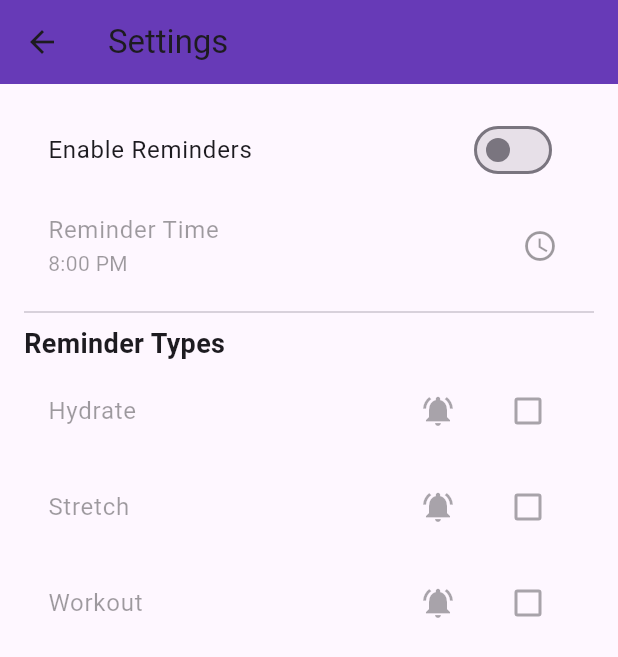
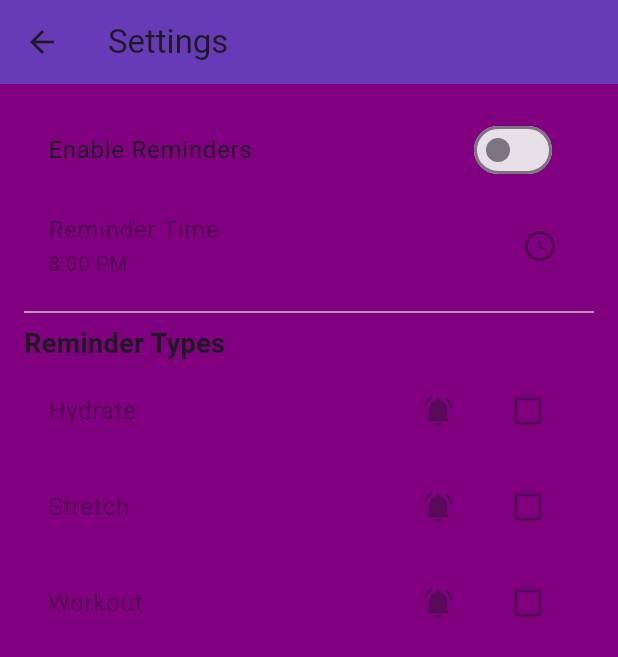
Before and after one commit to HFFA24/new_fittrack_ai, a Flutter app: the screen it shows once a user with an empty profile is signed in, after a tap on the "settings" icon, on a phone screen of 412 x 824 dp. Shown: the top 657 px of the screen. Run offline on Flutter 3.47's test engine with Material 3 defaults, Android fonts, the phone set to English and light mode, and no system bars; our stand-ins replace cloud_firestore, firebase_auth, firebase_core, firebase_messaging, fl_chart, flutter_local_notifications and 2 more; missing offline and left inert: tflite_flutter; accounts and stored records are empty.

Commit message:
new commit

```diff
--- a/new_fittrack_ai/lib/main.dart
+++ b/new_fittrack_ai/lib/main.dart
@@ -1,4 +1,7 @@
-// main.dart
+/*────────────────────────────────────────────
+  main.dart – with SplashScreen first
+────────────────────────────────────────────*/
+import 'dart:async';
 import 'package:flutter/material.dart';
 import 'package:firebase_core/firebase_core.dart';
 import 'package:firebase_auth/firebase_auth.dart';
@@ -6,10 +9,11 @@ import 'package:firebase_messaging/firebase_messaging.dart';
 import 'package:flutter_local_notifications/flutter_local_notifications.dart';
 import 'package:timezone/data/latest.dart' as tz;
 
-import 'calorie predictor.dart'; // ← import predictor
-import 'homepage.dart';
-import 'login_page.dart';
-import 'firebase_options.dart';
+import 'calorie predictor.dart'; // predictor init
+import 'homepage.dart'; // HomePage after login
+import 'login_page.dart'; // Login / Register
+import 'firebase_options.dart'; // Firebase config
+import 'splash screen.dart'; // NEW – purple splash
 
 /*────────────────────────────────────────────
   1. Global instances (notifications)
@@ -32,7 +36,7 @@ Future<void> main() async {
   WidgetsFlutterBinding.ensureInitialized();
 
   await Firebase.initializeApp(options: DefaultFirebaseOptions.currentPlatform);
-  await CaloriePredictor.init(); // ✅ load model once
+  await CaloriePredictor.init(); // load model
 
   FirebaseMessaging.onBackgroundMessage(_firebaseMessagingBackgroundHandler);
   await _initLocalNotifications();
@@ -40,7 +44,7 @@ Future<void> main() async {
   final token = await FirebaseMessaging.instance.getToken();
   debugPrint('🪪 FCM Token: $token');
 
-  runApp(const MyApp());
+  runApp(const FitTrackAI());
 }
 
 /*────────────────────────────────────────────
@@ -68,27 +72,32 @@ Future<void> _initLocalNotifications() async {
 }
 
 /*────────────────────────────────────────────
-  5. Root widget
+  5. Root widget – starts with SplashScreen
 ────────────────────────────────────────────*/
-class MyApp extends StatelessWidget {
-  const MyApp({super.key});
+class FitTrackAI extends StatelessWidget {
+  const FitTrackAI({super.key});
 
   @override
   Widget build(BuildContext context) {
     return MaterialApp(
+      debugShowCheckedModeBanner: false,
       title: 'FitTrack AI',
-      debugShowCheckedModeBanner: false,
       theme: ThemeData(
+        fontFamily: 'Roboto',
+        scaffoldBackgroundColor: const Color(0xFF800080), // purple
         colorScheme: ColorScheme.fromSeed(seedColor: Colors.deepPurple),
         useMaterial3: true,
       ),
-      home: const AuthGate(),
+      home: const SplashScreen(), // ← splash first
+      routes: {
+        '/auth': (_) => const AuthGate(), // target after splash
+      },
     );
   }
 }
 
 /*────────────────────────────────────────────
-  6. AuthGate
+  6. AuthGate – unchanged
 ────────────────────────────────────────────*/
 class AuthGate extends StatelessWidget {
   const AuthGate({super.key});
--- /dev/null
+++ b/new_fittrack_ai/lib/splash screen.dart
@@ -0,0 +1,39 @@
+import 'dart:async';
+import 'package:flutter/material.dart';
+
+class SplashScreen extends StatefulWidget {
+  const SplashScreen({super.key});
+
+  @override
+  _SplashScreenState createState() => _SplashScreenState();
+}
+
+class _SplashScreenState extends State<SplashScreen> {
+  @override
+  void initState() {
+    super.initState();
+    Timer(const Duration(seconds: 3), () {
+      Navigator.of(context).pushReplacementNamed('/auth');
+    });
+  }
+
+  @override
+  Widget build(BuildContext context) {
+    return Scaffold(
+      backgroundColor: const Color(0xFF800080), // Purple background
+      body: Center(
+        child: Column(
+          mainAxisAlignment: MainAxisAlignment.center,
+          children: [
+            Image.asset('assets/logo.png', width: 120),
+            const SizedBox(height: 20),
+            Image.asset(
+              'assets/tagline.png',
+              width: 200,
+            ), // Optional tagline image
+          ],
+        ),
+      ),
+    );
+  }
+}
```
Also changed, not shown: new_fittrack_ai/pubspec.yaml (+15 -1 lines), Collaboration DiagramWorkout Completion Flow.png (added), new_fittrack_ai/assets/fittrack logo.png (added), new_fittrack_ai/pubspec.lock, 1 other file.
